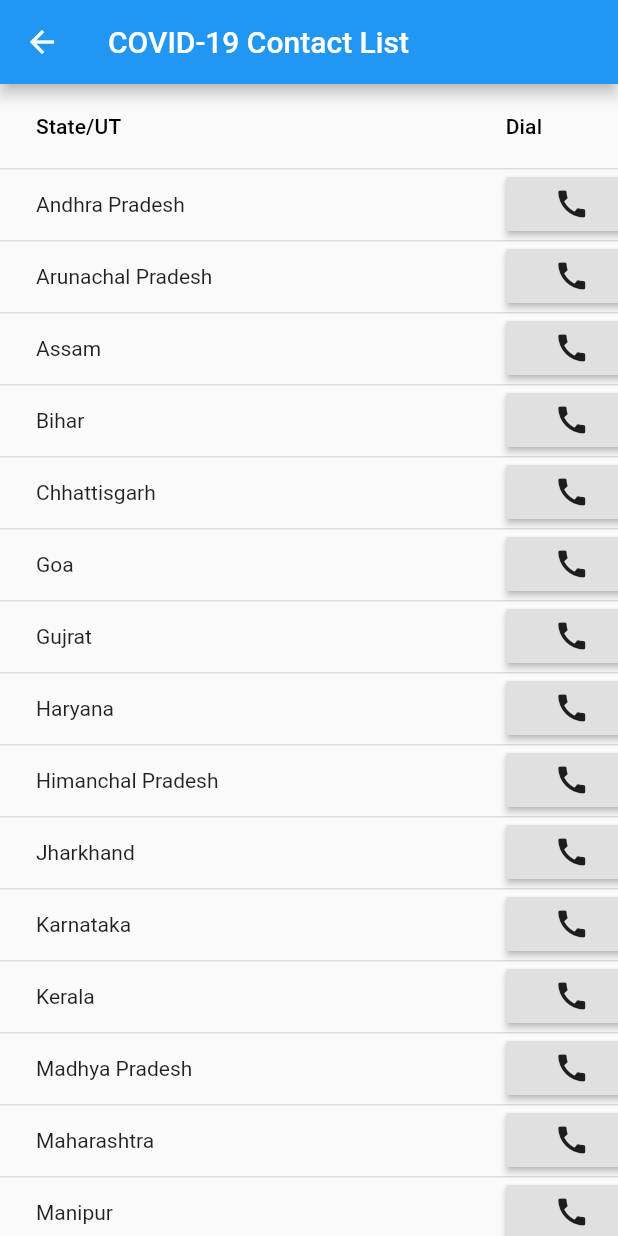
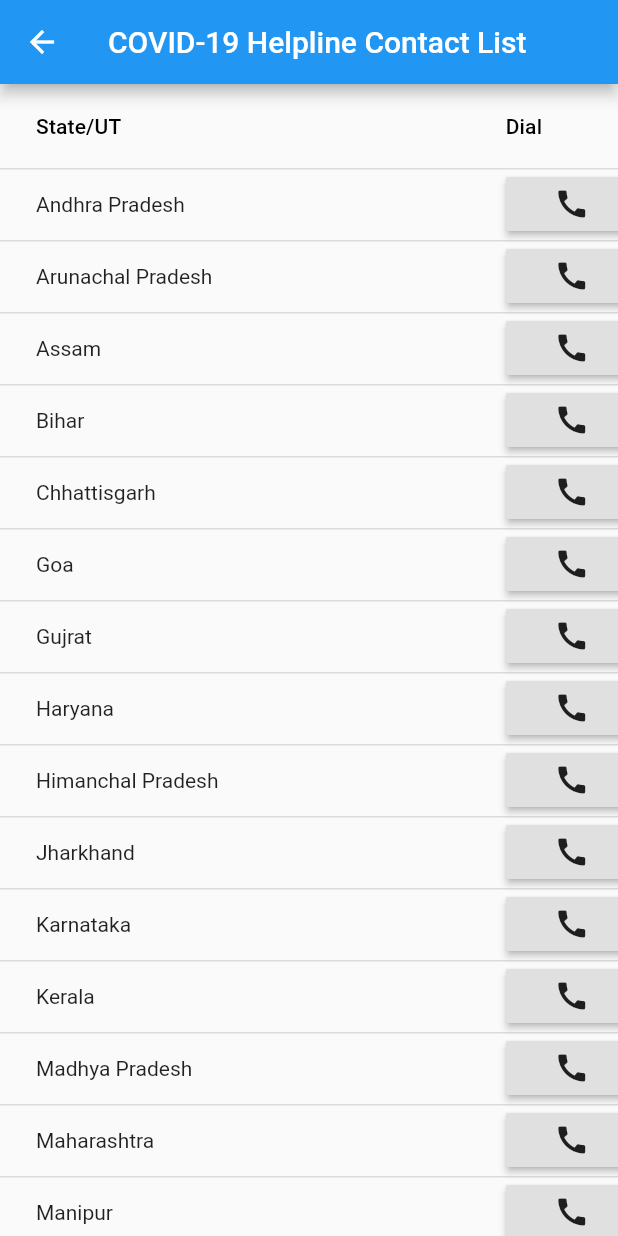
Before and after one commit to ddh4r4m/corona, a Flutter app: the ProfilePage screen opened directly, on a phone screen of 412 x 824 dp. Run offline on Flutter 3.47's test engine with Material 2 defaults, Android fonts, the phone set to English and light mode, and no system bars; our stand-ins replace carousel_slider, cloud_firestore, curved_navigation_bar, firebase_auth, geolocator, get_it and 2 more; accounts and stored records are empty; network calls fail.

```diff
--- a/lib/pages/profilePage.dart
+++ b/lib/pages/profilePage.dart
@@ -869,7 +869,7 @@ class _ProfilePageState extends State<ProfilePage> {
   Widget build(BuildContext context) {
     return Scaffold(
       appBar: AppBar(
-        title: Text("COVID-19 Contact List"),
+        title: Text("COVID-19 Helpline Contact List"),
       ),
       body: Container(
         child: SingleChildScrollView(
```
Also changed, not shown: lib/pages/otherPage.dart (+24 -4 lines).
